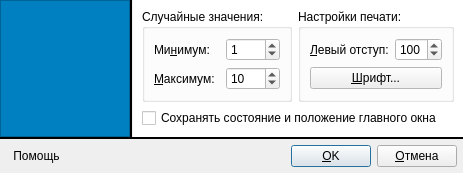
Old version of the form ui/settingsdialog.ui in the repository leppa/tspsg.
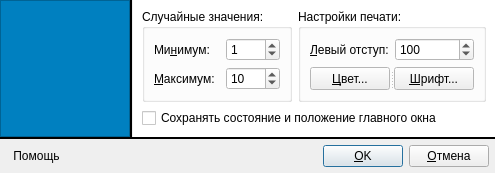
New version of the form. Icons and pictures are not drawn.

Commit message: + Settings are now saved and restored. + Font color selection in settings. + Primitive about dialog. + Automatic resizing of cells to its contents in wince. * No "Save window position" checkbox in wince.

What changed in the file:
```diff
--- a/ui/settingsdialog.ui
+++ b/ui/settingsdialog.ui
@@ -6,7 +6,7 @@
    <rect>
     <x>0</x>
     <y>0</y>
-    <width>436</width>
+    <width>466</width>
     <height>172</height>
    </rect>
   </property>
@@ -234,7 +234,7 @@
             <property name="title">
              <string>Настройки печати:</string>
             </property>
-            <layout class="QVBoxLayout">
+            <layout class="QVBoxLayout" name="verticalLayout">
              <item>
               <layout class="QHBoxLayout">
                <item>
@@ -269,6 +269,22 @@
               </layout>
              </item>
              <item>
+              <widget class="QSplitter" name="splitter">
+               <property name="orientation">
+                <enum>Qt::Horizontal</enum>
+               </property>
+               <widget class="QPushButton" name="buttonColor">
+                <property name="cursor">
+                 <cursorShape>PointingHandCursor</cursorShape>
+                </property>
+                <property name="text">
+                 <string>&amp;Цвет...</string>
+                </property>
+                <property name="icon">
+                 <iconset resource="../resources/tspsg.qrc">
+                  <normaloff>:/images/buttons/buttons/Color.png</normaloff>:/images/buttons/buttons/Color.png</iconset>
+                </property>
+               </widget>
               <widget class="QPushButton" name="buttonFont">
                <property name="cursor">
                 <cursorShape>PointingHandCursor</cursorShape>
@@ -284,6 +300,7 @@
                  <normaloff>:/images/buttons/buttons/Font.png</normaloff>:/images/buttons/buttons/Font.png</iconset>
                </property>
               </widget>
+              </widget>
              </item>
             </layout>
            </widget>
```
Left out of the diff: 3 changed lines with no effect on the pictures. Lines whose indentation alone changed are shown as unchanged. The commit also changes 12 other files.
